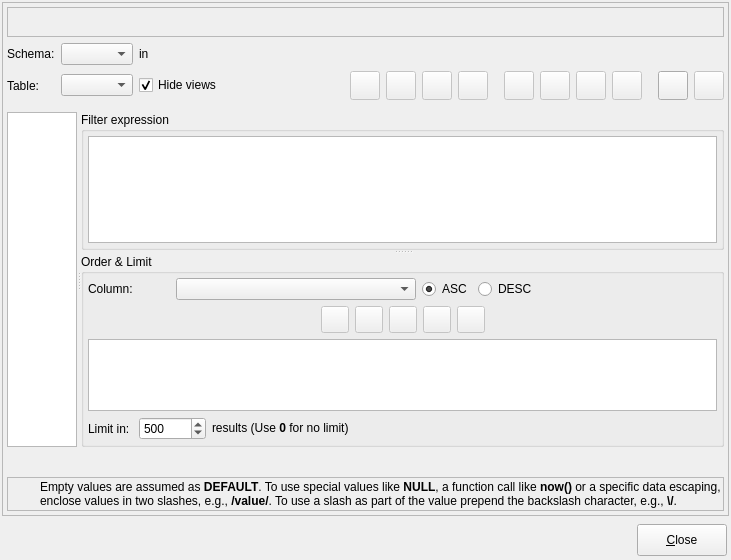
Before: the Qt Designer form libpgmodeler_ui/ui/datamanipulationform.ui in pgmodeler/pgmodeler, drawn with Qt 5.
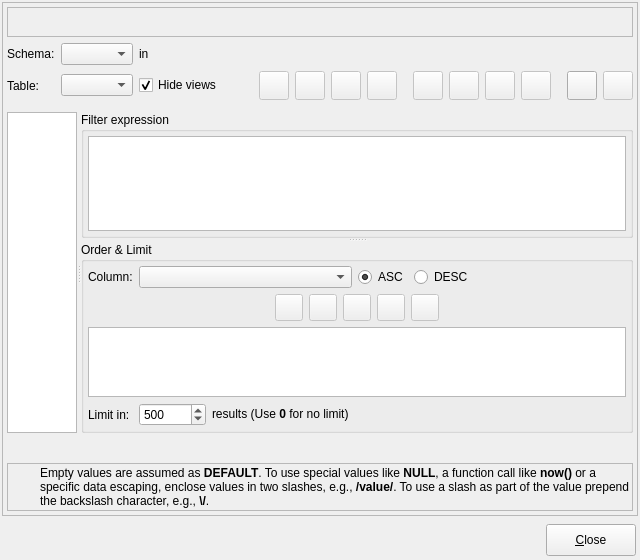
After: the same form once the commit is applied. Icons and pictures are not drawn.

Diff of the .ui file:
```diff
--- a/libpgmodeler_ui/ui/datamanipulationform.ui
+++ b/libpgmodeler_ui/ui/datamanipulationform.ui
@@ -6,7 +6,7 @@
    <rect>
     <x>0</x>
     <y>0</y>
-    <width>731</width>
+    <width>640</width>
     <height>560</height>
    </rect>
   </property>
@@ -1350,52 +1350,6 @@
              </item>
             </layout>
            </item>
-           <item row="0" column="2" colspan="2">
-            <layout class="QHBoxLayout" name="horizontalLayout_3">
-             <item>
-              <widget class="QComboBox" name="ord_column_cmb">
-               <property name="sizePolicy">
-                <sizepolicy hsizetype="Expanding" vsizetype="Fixed">
-                 <horstretch>0</horstretch>
-                 <verstretch>0</verstretch>
-                </sizepolicy>
-               </property>
-               <property name="insertPolicy">
-                <enum>QComboBox::InsertAlphabetically</enum>
-               </property>
-              </widget>
-             </item>
-             <item>
-              <widget class="QRadioButton" name="asc_rb">
-               <property name="sizePolicy">
-                <sizepolicy hsizetype="Preferred" vsizetype="Fixed">
-                 <horstretch>0</horstretch>
-                 <verstretch>0</verstretch>
-                </sizepolicy>
-               </property>
-               <property name="text">
-                <string>ASC</string>
-               </property>
-               <property name="checked">
-                <bool>true</bool>
-               </property>
-              </widget>
-             </item>
-             <item>
-              <widget class="QRadioButton" name="desc_rb">
-               <property name="sizePolicy">
-                <sizepolicy hsizetype="Expanding" vsizetype="Fixed">
-                 <horstretch>0</horstretch>
-                 <verstretch>0</verstretch>
-                </sizepolicy>
-               </property>
-               <property name="text">
-                <string>DESC</string>
-               </property>
-              </widget>
-             </item>
-            </layout>
-           </item>
            <item row="0" column="0">
             <widget class="QLabel" name="column_lbl">
              <property name="sizePolicy">
@@ -1428,6 +1382,52 @@
              </property>
             </widget>
            </item>
+           <item row="0" column="1" colspan="3">
+            <layout class="QHBoxLayout" name="horizontalLayout_3">
+             <item>
+              <widget class="QComboBox" name="ord_column_cmb">
+               <property name="sizePolicy">
+                <sizepolicy hsizetype="Expanding" vsizetype="Fixed">
+                 <horstretch>0</horstretch>
+                 <verstretch>0</verstretch>
+                </sizepolicy>
+               </property>
+               <property name="insertPolicy">
+                <enum>QComboBox::InsertAlphabetically</enum>
+               </property>
+              </widget>
+             </item>
+             <item>
+              <widget class="QRadioButton" name="asc_rb">
+               <property name="sizePolicy">
+                <sizepolicy hsizetype="Preferred" vsizetype="Fixed">
+                 <horstretch>0</horstretch>
+                 <verstretch>0</verstretch>
+                </sizepolicy>
+               </property>
+               <property name="text">
+                <string>ASC</string>
+               </property>
+               <property name="checked">
+                <bool>true</bool>
+               </property>
+              </widget>
+             </item>
+             <item>
+              <widget class="QRadioButton" name="desc_rb">
+               <property name="sizePolicy">
+                <sizepolicy hsizetype="Expanding" vsizetype="Fixed">
+                 <horstretch>0</horstretch>
+                 <verstretch>0</verstretch>
+                </sizepolicy>
+               </property>
+               <property name="text">
+                <string>DESC</string>
+               </property>
+              </widget>
+             </item>
+            </layout>
+           </item>
           </layout>
          </widget>
         </widget>
```
